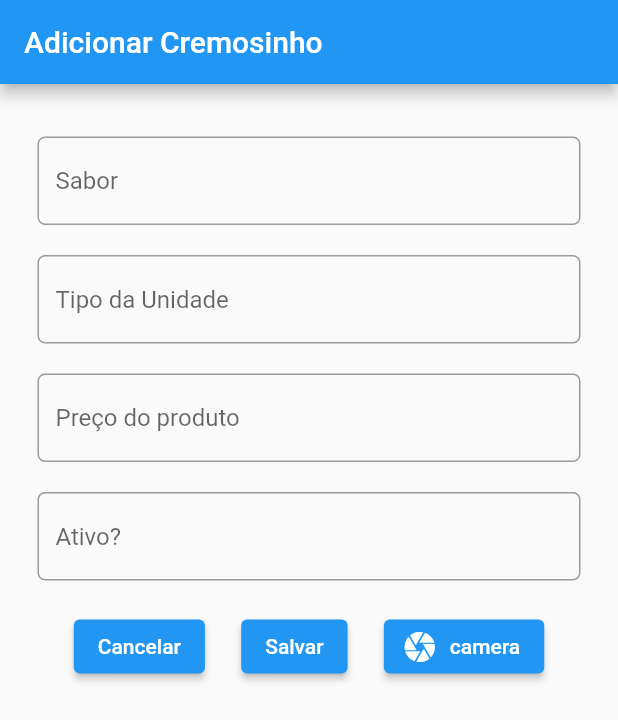
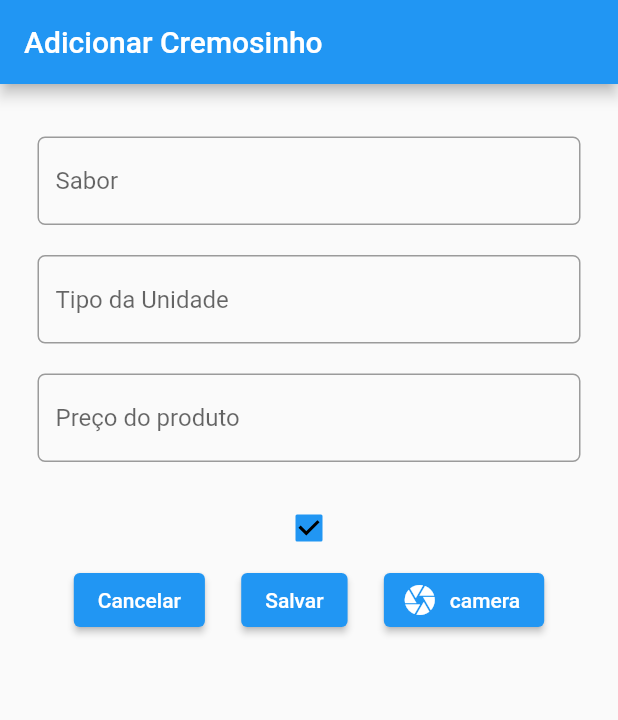
Before and after one commit to matheusfellipe/dindin_flutter, a Flutter app: the IceCreamAddPage screen opened directly, on a phone screen of 412 x 824 dp. Shown: the top 720 px of the screen. Run offline on Flutter 3.47's test engine with Material 2 defaults, Android fonts, the phone set to English and light mode, and no system bars; our stand-ins replace cloud_firestore, firebase_auth, firebase_core, firebase_storage, google_fonts, image_picker; accounts and stored records are empty.

Commit message:
product active checkbox

```diff
--- a/lib/models/icrecream/icecream.dart
+++ b/lib/models/icrecream/icecream.dart
@@ -1,5 +1,3 @@
-
-
 import 'package:cloud_firestore/cloud_firestore.dart';
 
 class Icecream {
@@ -25,7 +23,7 @@ class Icecream {
     price=doc.get('price') as String;
     unit=doc.get('unit') as String;
     image=doc.get('image') as String;
-    active=doc.get('active');
+    active=doc.get('active') as bool;
 
   }
 
@@ -35,7 +33,7 @@ class Icecream {
       'price':price,
       'unit':unit,
       'image':price,
-      'actitve': active
+      'active': active
     };
   }
 }
--- a/lib/screen/icecream/icrecream_add_page.dart
+++ b/lib/screen/icecream/icrecream_add_page.dart
@@ -17,7 +17,6 @@ class IceCreamAddPage extends StatefulWidget {
 
 class _IceCreamAddPageState extends State<IceCreamAddPage> {
   final GlobalKey<FormState> _formKey = GlobalKey<FormState>();
-
   final Icecream _icecream = Icecream();
   late final String fileName;
   late File imageFile;
@@ -58,7 +57,6 @@ class _IceCreamAddPageState extends State<IceCreamAddPage> {
                 const SizedBox(
                   height: 20,
                 ),
-
                 TextFormField(
                   keyboardType: TextInputType.text,
                   decoration: InputDecoration(
@@ -97,24 +95,15 @@ class _IceCreamAddPageState extends State<IceCreamAddPage> {
                 const SizedBox(
                   height: 20,
                 ),
-                 TextFormField(
-                  keyboardType: TextInputType.number,
-                  decoration: InputDecoration(
-                    hintText: 'Ativo?',
-                    border: OutlineInputBorder(
-                      borderRadius: BorderRadius.circular(5),
-                    ),
-                  ),
-                  validator: (active) {
-                    if (active!.isEmpty) {
-                      return 'Campo deve ser preenchido!!!';
-                    }
-                    return null;
+                Checkbox(
+                  checkColor: Colors.black,
+                  // fillColor: MaterialStateProperty.resolveWith(Colors.blue),
+                  value: _icecream.active=true,
+                  onChanged: (bool? value) {
+                    setState(() {
+                      _icecream.active = value!;
+                    });
                   },
-                  onSaved: (active) => _icecream.active = active as bool?,
-                ),
-                const SizedBox(
-                  height: 20,
                 ),
                 Row(
                   mainAxisAlignment: MainAxisAlignment.spaceEvenly,
```
